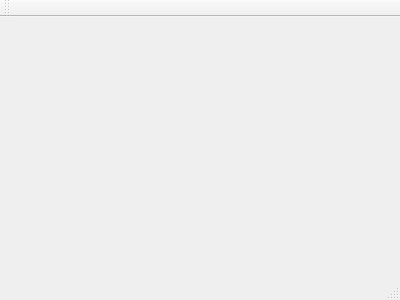
Before: the Qt Designer form mainwindow.ui in you-n-g/qt_pcap, drawn with Qt 5.
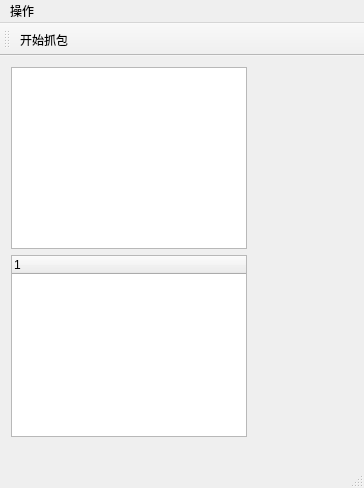
After: the same form once the commit is applied.

The edit to the form file:
```diff
--- a/mainwindow.ui
+++ b/mainwindow.ui
@@ -1,24 +1,83 @@
 <ui version="4.0">
  <class>MainWindow</class>
- <widget class="QMainWindow" name="MainWindow" >
-  <property name="geometry" >
+ <widget class="QMainWindow" name="MainWindow">
+  <property name="geometry">
    <rect>
     <x>0</x>
     <y>0</y>
-    <width>400</width>
-    <height>300</height>
+    <width>364</width>
+    <height>488</height>
    </rect>
   </property>
   <property name="windowTitle" >
    <string>MainWindow</string>
   </property>
-  <widget class="QMenuBar" name="menuBar" />
-  <widget class="QToolBar" name="mainToolBar" />
-  <widget class="QWidget" name="centralWidget" />
-  <widget class="QStatusBar" name="statusBar" />
+  <widget class="QWidget" name="centralWidget">
+   <property name="sizePolicy">
+    <sizepolicy hsizetype="Preferred" vsizetype="Preferred">
+     <horstretch>0</horstretch>
+     <verstretch>0</verstretch>
+    </sizepolicy>
+   </property>
+   <widget class="QWidget" name="layoutWidget">
+    <property name="geometry">
+     <rect>
+      <x>0</x>
+      <y>0</y>
+      <width>258</width>
+      <height>392</height>
+     </rect>
+    </property>
+    <layout class="QVBoxLayout" name="verticalLayout">
+     <item>
+      <widget class="QListWidget" name="listWidget"/>
+     </item>
+     <item>
+      <widget class="QTreeWidget" name="treeWidget">
+       <column>
+        <property name="text">
+         <string notr="true">1</string>
+        </property>
+       </column>
+      </widget>
+     </item>
+    </layout>
+   </widget>
+  </widget>
+  <widget class="QMenuBar" name="menuBar">
+   <property name="geometry">
+    <rect>
+     <x>0</x>
+     <y>0</y>
+     <width>364</width>
+     <height>28</height>
+    </rect>
+   </property>
+   <widget class="QMenu" name="menuOperation">
+    <property name="title">
+     <string>操作</string>
+    </property>
+    <addaction name="action"/>
+   </widget>
+   <addaction name="menuOperation"/>
+  </widget>
+  <widget class="QToolBar" name="mainToolBar">
+   <attribute name="toolBarArea">
+    <enum>TopToolBarArea</enum>
+   </attribute>
+   <attribute name="toolBarBreak">
+    <bool>false</bool>
+   </attribute>
+   <addaction name="action"/>
+  </widget>
+  <widget class="QStatusBar" name="statusBar"/>
+  <action name="action">
+   <property name="text">
+    <string>开始抓包</string>
+   </property>
+  </action>
  </widget>
- <layoutDefault spacing="6" margin="11" />
- <pixmapfunction></pixmapfunction>
+ <layoutdefault spacing="6" margin="11"/>
  <resources/>
  <connections/>
 </ui>
```
Left out of the diff: 3 changed lines with no effect on the pictures.
